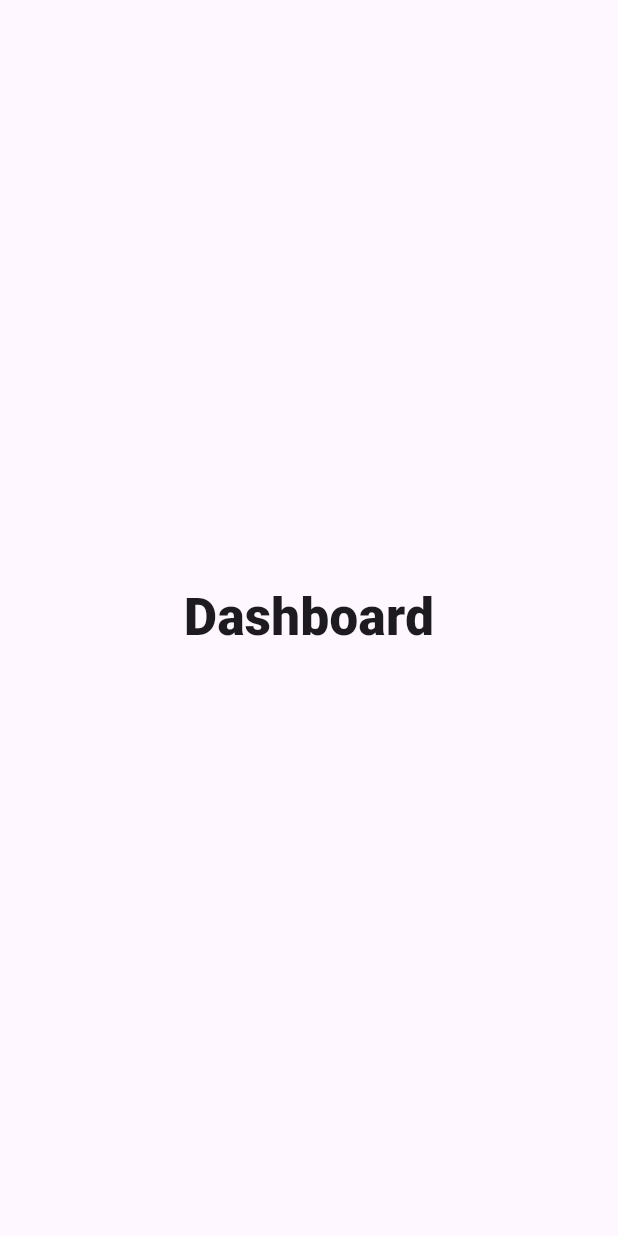
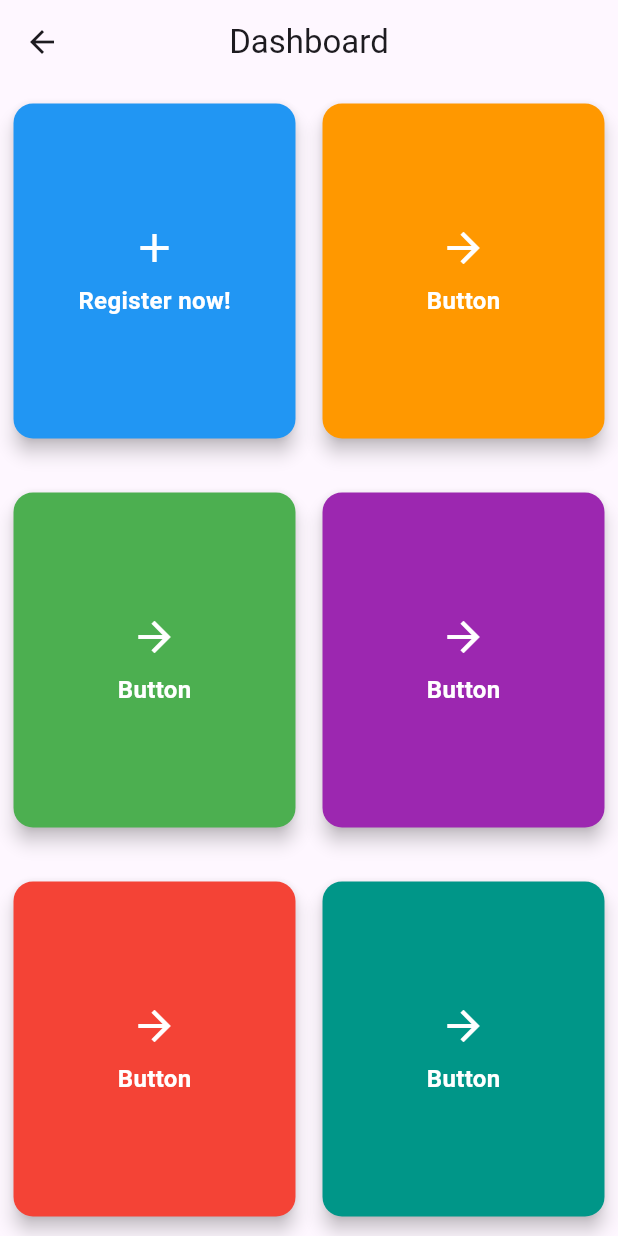
Before and after one commit to Abbaz17/school_management_system, a Flutter app: the Dashboard screen opened directly, on a phone screen of 412 x 824 dp. Run offline on Flutter 3.47's test engine with Material 3 defaults, Android fonts, the phone set to English and light mode, and no system bars.

Commit message:
Added Dashboard

```diff
--- a/lib/main.dart
+++ b/lib/main.dart
@@ -1,6 +1,7 @@
 import 'package:flutter/material.dart';
 
 import 'screens/login_screen.dart';
+import 'screens/screens.dart';
 
 void main() {
   runApp(const MyApp());
@@ -18,7 +19,7 @@ class MyApp extends StatelessWidget {
       theme: ThemeData(
         primaryColor: Color(0xff3498db)
       ),
-      home: LoginScreen()
+      home: Dashboard()
     );
   }
 }
--- a/lib/screens/dashboard.dart
+++ b/lib/screens/dashboard.dart
@@ -1,16 +1,102 @@
 import 'package:flutter/material.dart';
+import 'package:school_app/screens/screens.dart';
+
+import '../widgets/widgets.dart';
 
 class Dashboard extends StatelessWidget {
-  const Dashboard({super.key});
+  const Dashboard({Key? key}) : super(key: key);
 
   @override
   Widget build(BuildContext context) {
     return Scaffold(
-      body: Center(
-        child: Text("Dashboard",style: TextStyle(
-          fontSize: 34 ,
-          fontWeight: FontWeight.w800
-        ),),
+      appBar: AppBar(
+        title: Text("Dashboard"),
+        centerTitle: true,
+      ),
+      body: Column(
+        children: [
+          Expanded(
+            child: Row(
+              children: [
+                Expanded(
+                  child: CardBtn(
+                    iconData: Icons.add,
+                    title: "Register now!",
+                    backgroundColor: Colors.blue,
+                    textColor: Colors.white,
+                    onPressed: () {
+                      // Add your onPressed logic here
+                      Navigator.push(context, MaterialPageRoute(builder: (_)=>LoginScreen()));
+                    },
+                  ),
+                ),
+                Expanded(
+                  child: CardBtn(
+                    backgroundColor: Colors.orange,
+                    textColor: Colors.white,
+                    onPressed: () {
+                      // Add your onPressed logic here
+                    },
+                  ),
+                ),
+              ],
+            ),
+          ),
+          const SizedBox(
+            height: 10,
+          ),
+          Expanded(
+            child: Row(
+              children: [
+                Expanded(
+                  child: CardBtn(
+                    backgroundColor: Colors.green,
+                    textColor: Colors.white,
+                    onPressed: () {
+                      // Add your onPressed logic here
+                    },
+                  ),
+                ),
+                Expanded(
+                  child: CardBtn(
+                    backgroundColor: Colors.purple,
+                    textColor: Colors.white,
+                    onPressed: () {
+                      // Add your onPressed logic here
+                    },
+                  ),
+                ),
+              ],
+            ),
+          ),
+          const SizedBox(
+            height: 10,
+          ),
+          Expanded(
+            child: Row(
+              children: [
+                Expanded(
+                  child: CardBtn(
+                    backgroundColor: Colors.red,
+                    textColor: Colors.white,
+                    onPressed: () {
+                      // Add your onPressed logic here
+                    },
+                  ),
+                ),
+                Expanded(
+                  child: CardBtn(
+                    backgroundColor: Colors.teal,
+                    textColor: Colors.white,
+                    onPressed: () {
+                      // Add your onPressed logic here
+                    },
+                  ),
+                ),
+              ],
+            ),
+          ),
+        ],
       ),
     );
   }
--- /dev/null
+++ b/lib/widgets/card_btn.dart
@@ -0,0 +1,57 @@
+import 'package:flutter/material.dart';
+
+class CardBtn extends StatelessWidget {
+  final IconData iconData;
+  final String title;
+  final Color backgroundColor;
+  final Color textColor;
+  final VoidCallback onPressed;
+
+  const CardBtn({
+    Key? key,
+    this.iconData = Icons.arrow_forward,
+    this.title = "Button",
+    this.backgroundColor = Colors.white,
+    this.textColor = Colors.black,
+    required this.onPressed,
+  }) : super(key: key);
+
+  @override
+  Widget build(BuildContext context) {
+    return Padding(
+      padding: const EdgeInsets.symmetric(vertical: 9 ,horizontal: 5),
+      child: Card(
+        color: backgroundColor,
+        elevation: 5.0,
+        shape: RoundedRectangleBorder(
+          borderRadius: BorderRadius.circular(13.0),
+        ),
+        child: InkWell(
+          onTap: onPressed,
+          child: Padding(
+            padding: const EdgeInsets.all(16.0),
+            child: Column(
+              mainAxisAlignment: MainAxisAlignment.center,
+              children: [
+                Icon(
+                  iconData,
+                  size: 32.0,
+                  color: textColor,
+                ),
+                const SizedBox(height: 8.0),
+                Text(
+                  title,
+                  style: TextStyle(
+                    color: textColor,
+                    fontSize: 16.0,
+                    fontWeight: FontWeight.bold,
+                  ),
+                ),
+              ],
+            ),
+          ),
+        ),
+      ),
+    );
+  }
+}
--- /dev/null
+++ b/lib/widgets/widgets.dart
@@ -0,0 +1 @@
+export 'card_btn.dart';
```
Also changed, not shown: 1 other file.
